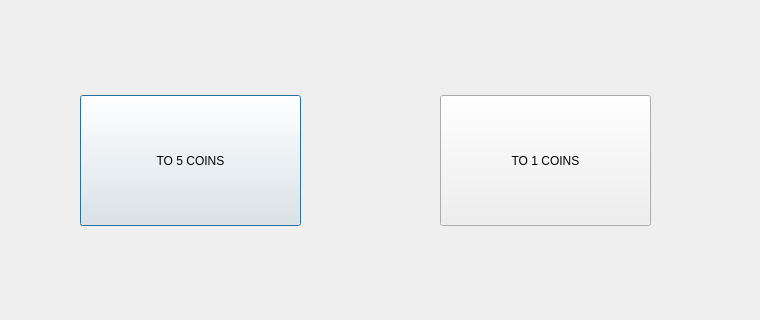
Qt form to_coins.ui (cavinpabua/Money-Changer-Machine) before a commit; both pictures show x 140 to 900 and y 95 to 415 of the 900 by 550 pixel window.
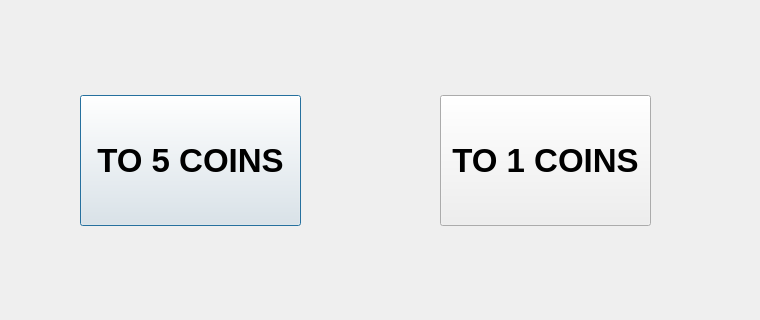
The same form after that commit.

Commit message: bigger font size

The edit to the form file:
```diff
--- a/to_coins.ui
+++ b/to_coins.ui
@@ -22,6 +22,12 @@
      <height>131</height>
     </rect>
    </property>
+   <property name="font">
+    <font>
+     <pointsize>25</pointsize>
+     <bold>true</bold>
+    </font>
+   </property>
    <property name="text">
     <string>TO 5 COINS</string>
    </property>
@@ -35,6 +41,12 @@
      <height>131</height>
     </rect>
    </property>
+   <property name="font">
+    <font>
+     <pointsize>25</pointsize>
+     <bold>true</bold>
+    </font>
+   </property>
    <property name="text">
     <string>TO 1 COINS</string>
    </property>
```
The commit also changes 2 other files.
